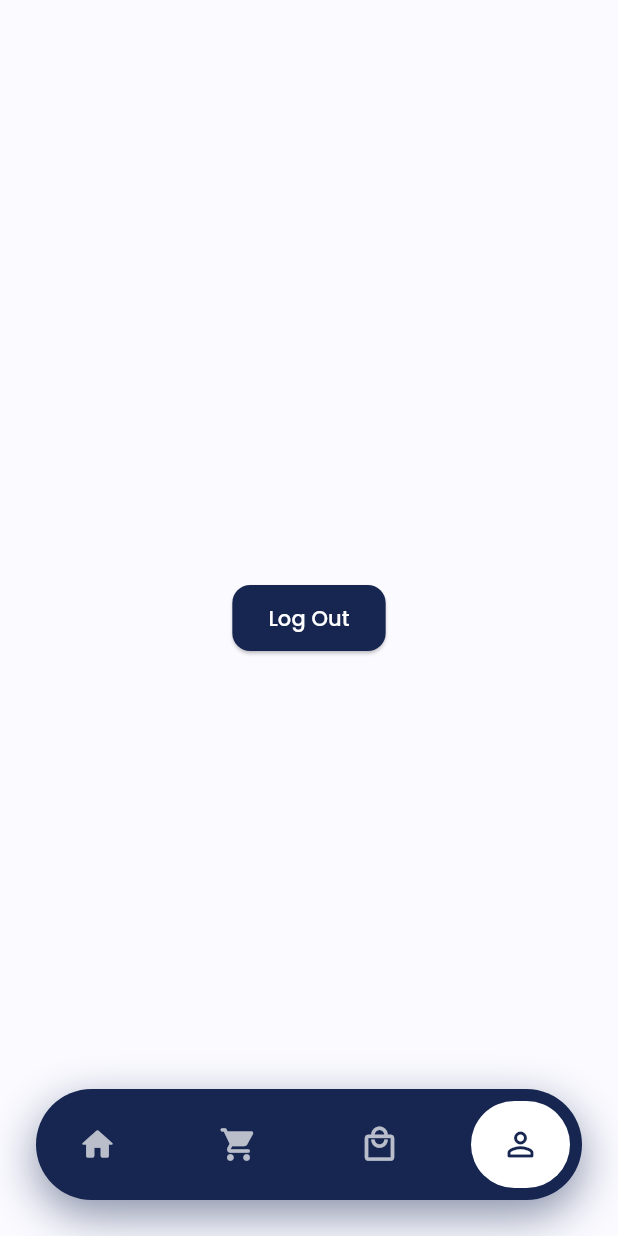
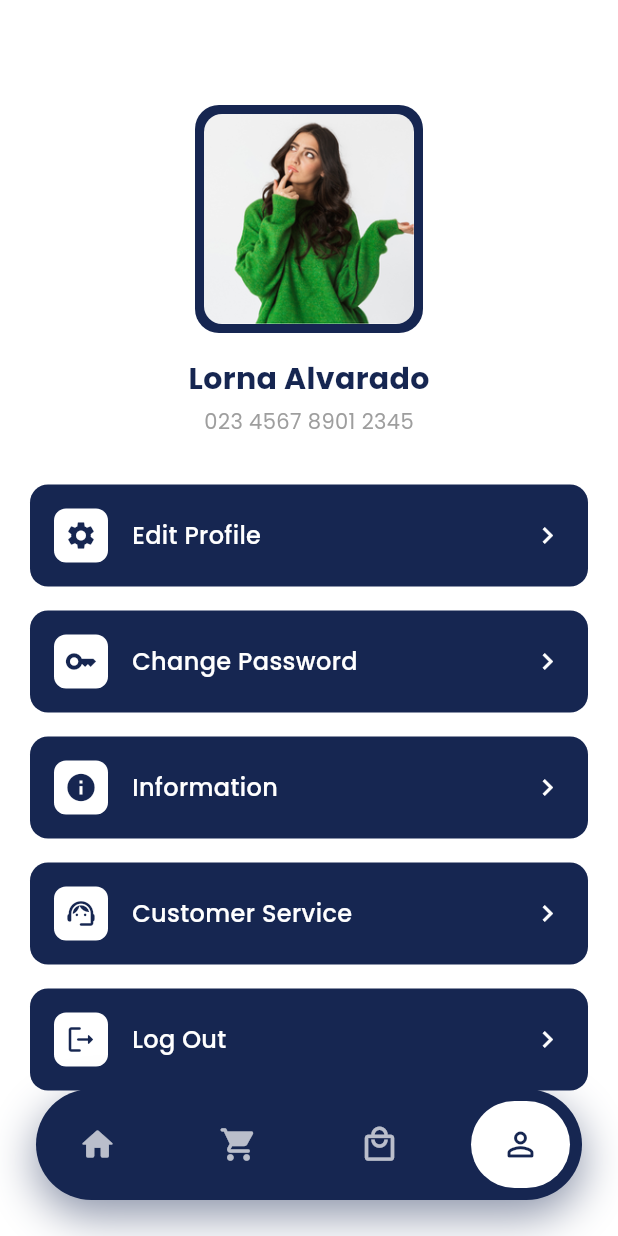
Before and after one commit to iyawnnn/Beyond-Blink, a Flutter app: the ProfileScreen screen opened by its route, on a phone screen of 412 x 824 dp. Run offline on Flutter 3.47's test engine with Material 3 defaults, Android fonts, the phone set to English and light mode, and no system bars; drawn by our look-alikes of google_nav_bar; our stand-ins replace go_router, google_fonts.

Commit message:
Added design on profile_screen.dart

```diff
--- a/lib/features/profile/profile_screen.dart
+++ b/lib/features/profile/profile_screen.dart
@@ -1,16 +1,160 @@
 import 'package:flutter/material.dart';
-import 'package:go_router/go_router.dart';
 
 class ProfileScreen extends StatelessWidget {
   const ProfileScreen({super.key});
 
+  static const Color themeColor = Color(0xFF162651);
+  static const Color iconBgColor = Colors.white;
+
   @override
   Widget build(BuildContext context) {
     return Scaffold(
-      body: Center(
-        child: ElevatedButton(
-          onPressed: () => context.go('/login'),
-          child: const Text("Log Out"),
+      backgroundColor: Colors.white,
+      body: SingleChildScrollView(
+        padding: const EdgeInsets.only(
+          top: 50,
+          left: 20,
+          right: 20,
+          bottom: 100,
+        ),
+        child: Column(
+          children: [
+            const SizedBox(height: 20),
+
+            // Profile Picture
+            Container(
+              padding: const EdgeInsets.all(6),
+              decoration: BoxDecoration(
+                color: themeColor,
+                borderRadius: BorderRadius.circular(16),
+              ),
+              child: ClipRRect(
+                borderRadius: BorderRadius.circular(12),
+                child: Image.asset(
+                  'lib/core/assets/images/profile.png',
+                  height: 140,
+                  width: 140,
+                  fit: BoxFit.cover,
+                  errorBuilder: (context, error, stackTrace) {
+                    return Container(
+                      height: 140,
+                      width: 140,
+                      color: Colors.grey.shade300,
+                      child: const Icon(
+                        Icons.person,
+                        size: 60,
+                        color: Colors.grey,
+                      ),
+                    );
+                  },
+                ),
+              ),
+            ),
+
+            const SizedBox(height: 16),
+
+            const Text(
+              'Lorna Alvarado',
+              style: TextStyle(
+                fontSize: 20,
+                fontWeight: FontWeight.bold,
+                color: themeColor,
+              ),
+            ),
+
+            const SizedBox(height: 4),
+
+            const Text(
+              '023 4567 8901 2345',
+              style: TextStyle(color: Colors.grey),
+            ),
+
+            const SizedBox(height: 32),
+
+            _profileTile(
+              icon: Icons.settings,
+              label: 'Edit Profile',
+              onTap: () {},
+            ),
+            _profileTile(
+              icon: Icons.key,
+              label: 'Change Password',
+              onTap: () {},
+            ),
+            _profileTile(
+              icon: Icons.info,
+              label: 'Information',
+              onTap: () {},
+            ),
+            _profileTile(
+              icon: Icons.support_agent_rounded,
+              label: 'Customer Service',
+              onTap: () {},
+            ),
+            _profileTile(
+              icon: Icons.logout_rounded,
+              label: 'Log Out',
+              onTap: () {},
+            ),
+          ],
+        ),
+      ),
+    );
+  }
+
+  Widget _profileTile({
+    required IconData icon,
+    required String label,
+    required VoidCallback onTap,
+  }) {
+    return Padding(
+      padding: const EdgeInsets.only(bottom: 16),
+      child: InkWell(
+        onTap: onTap,
+        borderRadius: BorderRadius.circular(12),
+        child: Container(
+          padding: const EdgeInsets.symmetric(vertical: 16, horizontal: 16),
+          decoration: BoxDecoration(
+            color: themeColor,
+            borderRadius: BorderRadius.circular(12),
+          ),
+          child: Row(
+            children: [
+              // ✅ ICON STYLE COPIED FROM CUSTOMER SERVICE / LOGOUT
+              Container(
+                height: 36,
+                width: 36,
+                decoration: BoxDecoration(
+                  color: iconBgColor,
+                  borderRadius: BorderRadius.circular(8),
+                ),
+                child: Icon(
+                  icon,
+                  color: themeColor,
+                  size: 22,
+                ),
+              ),
+
+              const SizedBox(width: 16),
+
+              Expanded(
+                child: Text(
+                  label,
+                  style: const TextStyle(
+                    color: Colors.white,
+                    fontSize: 16,
+                    fontWeight: FontWeight.w500,
+                  ),
+                ),
+              ),
+
+              const Icon(
+                Icons.chevron_right,
+                color: Colors.white,
+                size: 22,
+              ),
+            ],
+          ),
         ),
       ),
     );
```
